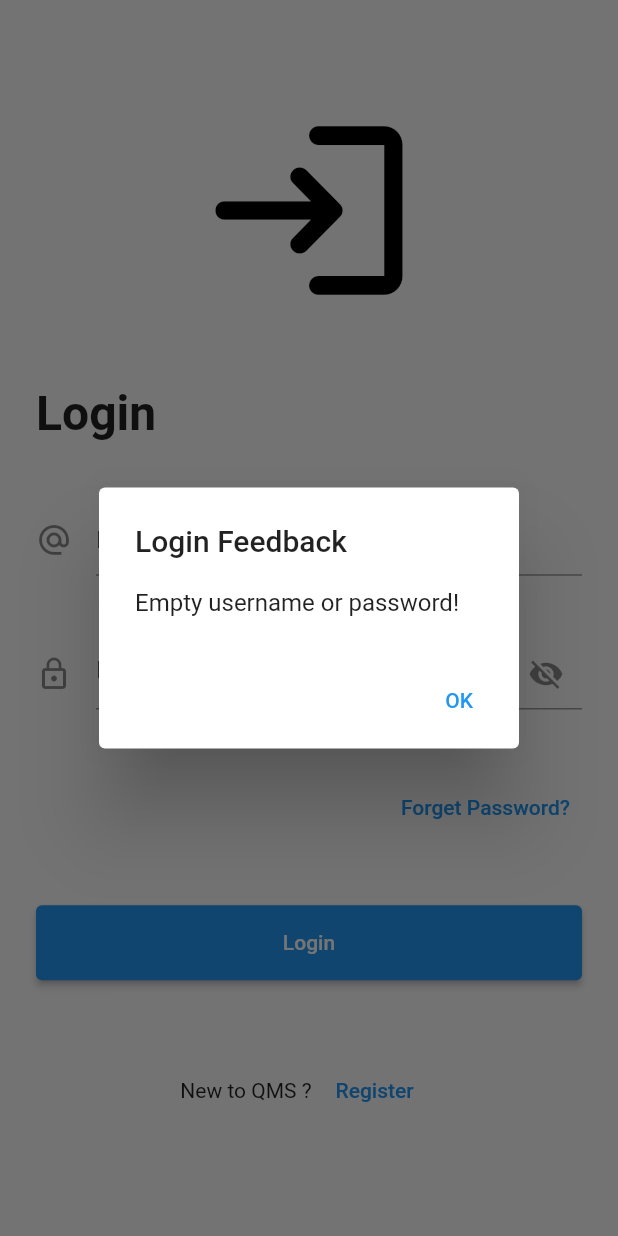
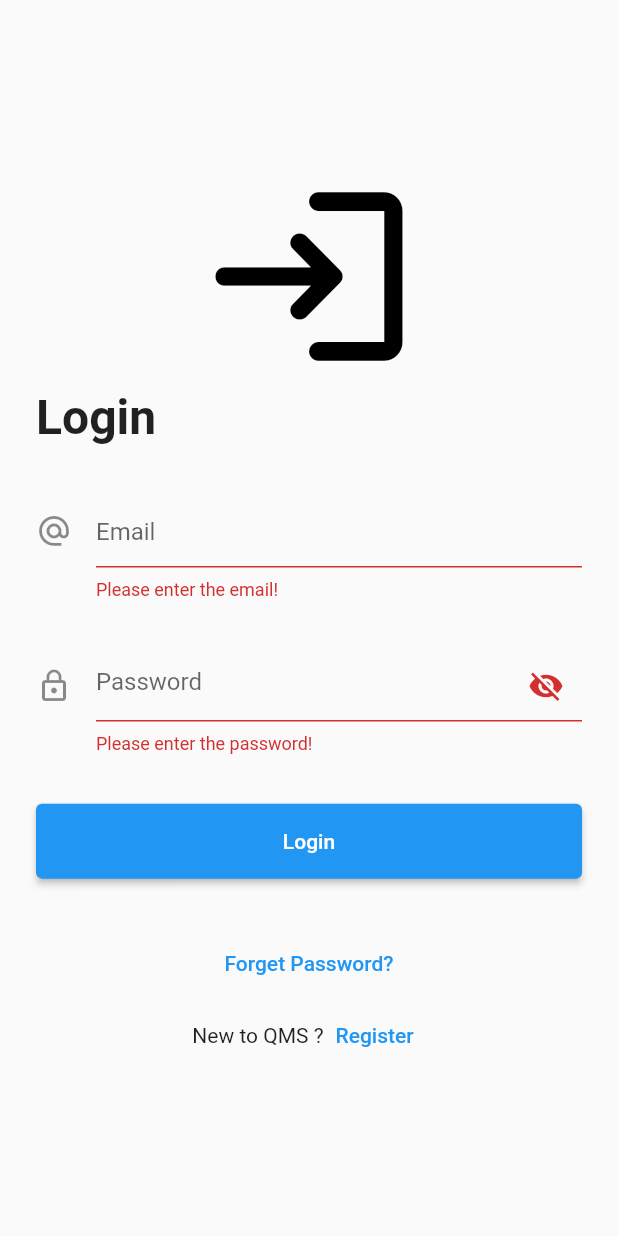
Before and after one commit to AbdulrahmanTawfeeq/qms, a Flutter app: the screen it shows after launch, after a tap on "Login", on a phone screen of 412 x 824 dp. Run offline on Flutter 3.47's test engine with Material 2 defaults, Android fonts, the phone set to English and light mode, and no system bars.

Commit message:
constants and form widget with disabling the login button when needed

```diff
--- /dev/null
+++ b/lib/constants.dart
@@ -0,0 +1,10 @@
+import 'package:flutter/cupertino.dart';
+
+const kScreenPadding = EdgeInsets.all(24.0);
+
+const kScreenIconSize = 150.0;
+
+const kFont32Bold = TextStyle(
+  fontSize: 32,
+  fontWeight: FontWeight.bold,
+);
--- a/lib/screens/login_screen.dart
+++ b/lib/screens/login_screen.dart
@@ -1,6 +1,7 @@
 import 'package:flutter/cupertino.dart';
 import 'package:flutter/material.dart';
-import 'package:qms/widgets/ok_alert.dart';
+
+import '../constants.dart';
 
 class LoginScreen extends StatefulWidget {
   const LoginScreen({Key? key}) : super(key: key);
@@ -10,32 +11,65 @@ class LoginScreen extends StatefulWidget {
 }
 
 class _LoginScreenState extends State<LoginScreen> {
+  // Create a global key that uniquely identifies the Form widget
+  // Using a GlobalKey is the recommended way to access the form
+  final _formKey = GlobalKey<FormState>();
   String email = '';
   String password = '';
   bool isHidden = true;
   IconData suffixIcon = Icons.visibility_off;
+  bool inProgress = false;
+
+  set inProgressState(bool state) {
+    setState(() {
+      inProgress = state;
+    });
+  }
+
+  void login() async {
+    if (_formKey.currentState!.validate()) {
+      inProgressState = true;
+      ScaffoldMessenger.of(context).showSnackBar(
+        const SnackBar(content: Text('Processing Data')),
+      );
+      await Future.delayed(const Duration(seconds: 4));
+      inProgressState = false;
+    }
+  }
 
   @override
   Widget build(BuildContext context) {
     return Padding(
-      padding: const EdgeInsets.all(24.0),
+      padding: kScreenPadding,
       child: Column(
-        mainAxisAlignment: MainAxisAlignment.spaceEvenly,
+        mainAxisAlignment: MainAxisAlignment.center,
         crossAxisAlignment: CrossAxisAlignment.stretch,
         children: [
-          const Icon(
+          const Flexible(
+            child: Icon(
               Icons.login_rounded,
-            size: 150,
+              size: kScreenIconSize,
               color: Colors.black,
+            ),
           ),
           const Text(
             'Login',
-            style: TextStyle(
-              fontSize: 32,
-              fontWeight: FontWeight.bold,
+            style: kFont32Bold,
           ),
-          ),
-          TextField(
+          Expanded(
+            child: Form(
+              key: _formKey,
+              child: Column(
+                mainAxisAlignment: MainAxisAlignment.spaceEvenly,
+                children: [
+                  TextFormField(
+                    // The validator receives the text that the user has entered.
+                    validator: (value) {
+                      if (value == null || value.isEmpty) {
+                        return 'Please enter the email!';
+                      }
+                      return null;
+                    },
                     onChanged: (inputEmail) {
                       email = inputEmail;
                     },
@@ -44,7 +78,13 @@ class _LoginScreenState extends State<LoginScreen> {
                       hintText: 'Email',
                     ),
                   ),
-          TextField(
+                  TextFormField(
+                    validator: (value) {
+                      if (value == null || value.isEmpty) {
+                        return 'Please enter the password!';
+                      }
+                      return null;
+                    },
                     obscureText: isHidden,
                     enableSuggestions: false,
                     autocorrect: false,
@@ -67,46 +107,40 @@ class _LoginScreenState extends State<LoginScreen> {
                       ),
                     ),
                   ),
-          Align(
-            alignment: Alignment.centerRight,
-            child: TextButton(
-              child: const Text('Forget Password?'),
-              onPressed: () {},
-            ),
-          ),
                   ElevatedButton(
                     style: ButtonStyle(
+                      enableFeedback: true,
                       minimumSize: MaterialStateProperty.all(
                         const Size.fromHeight(50),
                       ),
                     ),
-            onPressed: () {
-              if (email.isEmpty || password.isEmpty) {
-                OkAlert(
-                  title: 'Login Feedback',
-                  content: 'Empty username or password!',
-                  context: context,
-                ).show();
-              } else {
-                OkAlert(
-                  title: 'Login Feedback',
-                  content: '$email $password',
-                  context: context,
-                ).show();
-              }
-            },
+                    onPressed: inProgress ? null : login,
                     child: const Text('Login'),
+                  ),
+                ],
+              ),
+            ),
+          ),
+          Align(
+            alignment: Alignment.center,
+            child: TextButton(
+              style: const ButtonStyle(
+                enableFeedback: true,
+              ),
+              child: const Text('Forget Password?'),
+              onPressed: () {},
+            ),
           ),
           Row(
             mainAxisAlignment: MainAxisAlignment.center,
             children: [
               const Text('New to QMS ?'),
               TextButton(
+                style: const ButtonStyle(
+                  enableFeedback: true,
+                ),
+                child: const Text('Register'),
                 onPressed: () {},
-                child: TextButton(
-                  onPressed: () {},
-                  child: const Text('Register'),
-                ),
               ),
             ],
           ),
--- a/lib/widgets/ok_alert.dart
+++ b/lib/widgets/alert.dart
@@ -1,16 +1,18 @@
 import 'package:flutter/material.dart';
 
-class OkAlert extends StatelessWidget {
+class Alert extends StatelessWidget {
   final String title;
   final String content;
   final BuildContext context;
+  final String btnText;
 
-  const OkAlert(
-      {required this.title,
-      required this.content,
-      required this.context,
-      Key? key})
-      : super(key: key);
+  const Alert({
+    required this.title,
+    required this.content,
+    required this.context,
+    required this.btnText,
+    Key? key,
+  }) : super(key: key);
 
   void show() {
     showDialog<String>(
@@ -27,8 +29,11 @@ class OkAlert extends StatelessWidget {
       content: Text(content),
       actions: <Widget>[
         TextButton(
-          onPressed: () => Navigator.pop(context, 'OK'),
-          child: const Text('OK'),
+          style: const ButtonStyle(
+            enableFeedback: true,
+          ),
+          child: Text(btnText),
+          onPressed: () => Navigator.pop(context, btnText),
         ),
       ],
     );
```
Lines whose indentation alone changed are shown as unchanged.
